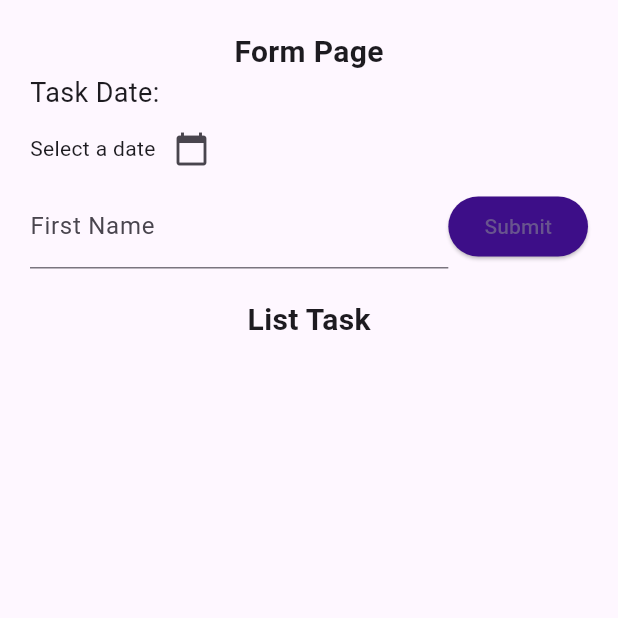
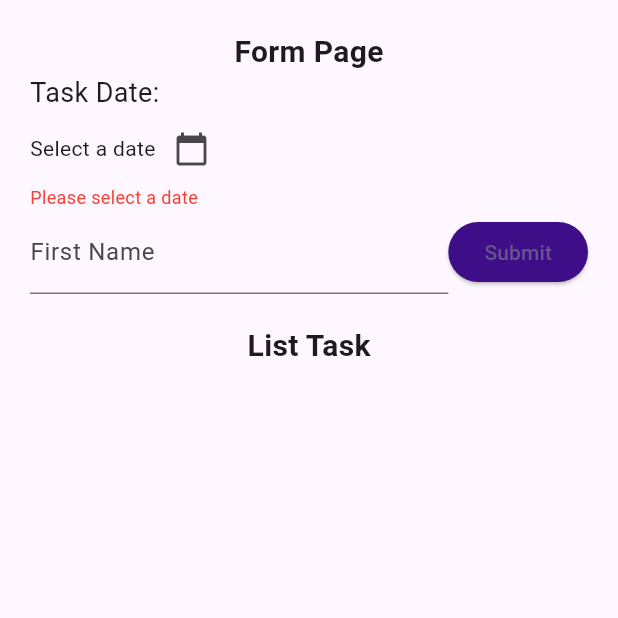
Before and after one commit to DimasCW/TodoApp_0163, a Flutter app: the screen it shows after launch, on a phone screen of 412 x 824 dp, the top half of it. Run offline on Flutter 3.47's test engine with Material 3 defaults, Android fonts, the phone set to English and light mode, and no system bars.

Commit message:
membuat validasi date picker

```diff
--- a/lib/profile_pages.dart
+++ b/lib/profile_pages.dart
@@ -14,13 +14,10 @@ class _ProfilePageState extends State<ProfilePage> {
   List<Map<String, dynamic>> tasks = [];
 
   void addTask() {
-    if(_selectedDate == null) {
-      ScaffoldMessenger.of(context).showSnackBar(
-        SnackBar(
-          content: Text('Please select a date'),
-        ),
-      );
-      return;
+    if (_selectedDate == null) {
+      ScaffoldMessenger.of(
+        context,
+      ).showSnackBar(SnackBar(content: Text('Please select a date')));
     }
 
     setState(() {
@@ -96,6 +93,12 @@ class _ProfilePageState extends State<ProfilePage> {
               ),
               Row(
                 children: [
+                  Expanded(
+                    child: Column(
+                      crossAxisAlignment: CrossAxisAlignment.start,
+                      children: [
+                        Row(
+                          children: [
                             Text(
                               _selectedDate == null
                                   ? "Select a date"
@@ -107,6 +110,17 @@ class _ProfilePageState extends State<ProfilePage> {
                             ),
                           ],
                         ),
+                        if (_selectedDate == null)
+                          Text(
+                            'Please select a date',
+                            style: TextStyle(color: Colors.red, fontSize: 12),
+                          ),
+                      ],
+                    ),
+                  ),
+                ],
+              ),
+
               Form(
                 key: key,
                 child: Row(
```
Lines whose indentation alone changed are shown as unchanged.
